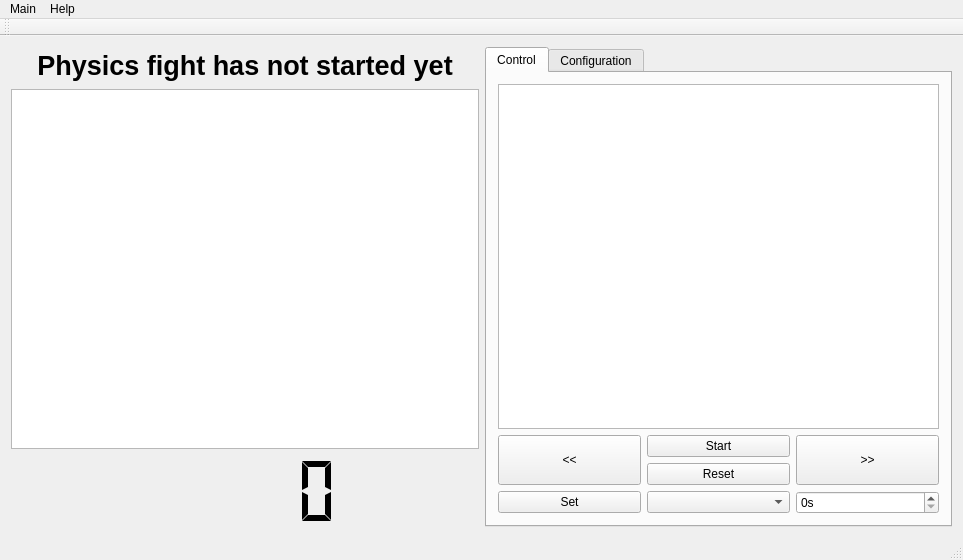
First picture: the form in mainwindow.ui, repository drogenlied/QIYPTClock, before the edit.
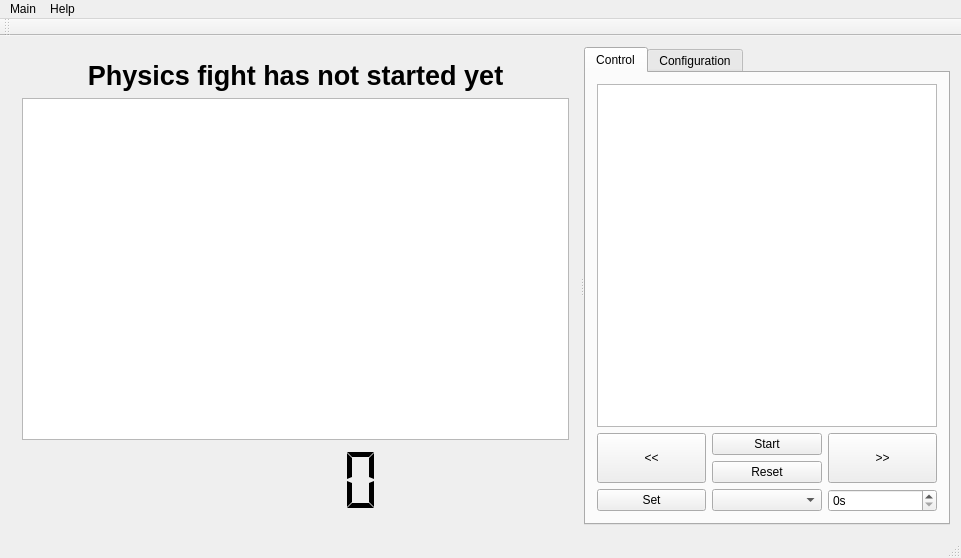
Second picture: the form after the edit. Custom widgets are drawn as their Qt base class.

```diff
--- a/mainwindow.ui
+++ b/mainwindow.ui
@@ -6,21 +6,26 @@
    <rect>
     <x>0</x>
     <y>0</y>
-    <width>963</width>
-    <height>560</height>
+    <width>961</width>
+    <height>558</height>
    </rect>
   </property>
   <property name="windowTitle">
    <string>IYPT Clock Control Center</string>
   </property>
   <widget class="QWidget" name="centralWidget">
-   <layout class="QHBoxLayout" name="horizontalLayout">
-    <item>
+   <layout class="QGridLayout" name="gridLayout_3">
+    <item row="0" column="0">
+     <widget class="QSplitter" name="splitter">
+      <property name="orientation">
+       <enum>Qt::Horizontal</enum>
+      </property>
+      <widget class="QWidget" name="">
      <layout class="QVBoxLayout" name="verticalLayout_2">
       <item>
        <widget class="QLabel" name="stageLabel">
         <property name="sizePolicy">
-         <sizepolicy hsizetype="Preferred" vsizetype="Expanding">
+           <sizepolicy hsizetype="Minimum" vsizetype="Expanding">
           <horstretch>0</horstretch>
           <verstretch>1</verstretch>
          </sizepolicy>
@@ -41,6 +46,9 @@
         <property name="alignment">
          <set>Qt::AlignCenter</set>
         </property>
+          <property name="margin">
+           <number>-1</number>
+          </property>
        </widget>
       </item>
       <item>
@@ -115,8 +123,7 @@
        </widget>
       </item>
      </layout>
-    </item>
-    <item>
+      </widget>
      <widget class="QTabWidget" name="tabWidget">
       <property name="currentIndex">
        <number>0</number>
@@ -345,6 +352,7 @@
        </layout>
       </widget>
      </widget>
+     </widget>
     </item>
    </layout>
   </widget>
@@ -353,8 +361,8 @@
     <rect>
      <x>0</x>
      <y>0</y>
-     <width>963</width>
-     <height>22</height>
+     <width>961</width>
+     <height>21</height>
     </rect>
    </property>
    <widget class="QMenu" name="menuMain">
```
Lines whose indentation alone changed are shown as unchanged.
